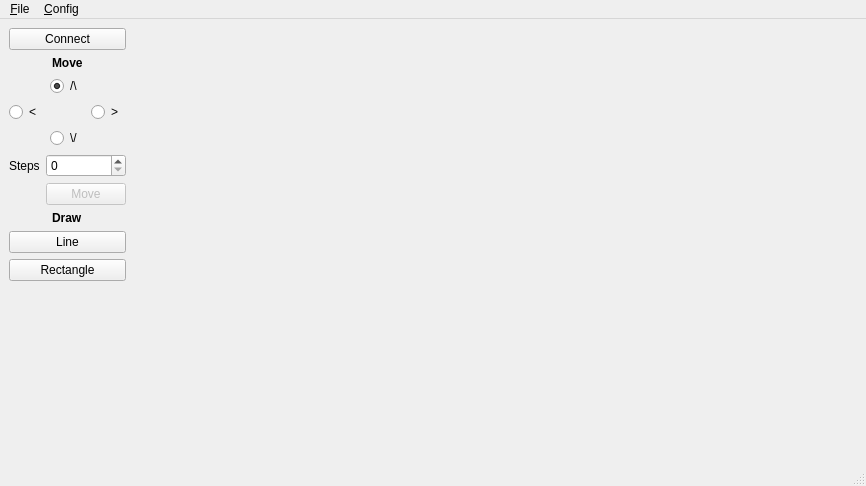
First picture: the form in src/mainwindow.ui, repository stvc/vxm-control, before the edit.
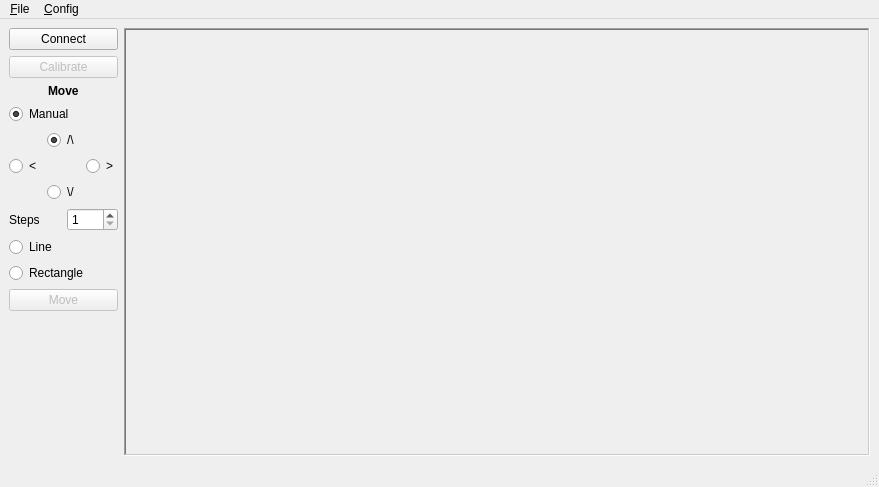
Second picture: the form after the edit.

Commit message: changed mainwindow UI so user can select type of movement

The edit to the form file:
```diff
--- a/src/mainwindow.ui
+++ b/src/mainwindow.ui
@@ -6,8 +6,8 @@
    <rect>
     <x>0</x>
     <y>0</y>
-    <width>866</width>
-    <height>486</height>
+    <width>879</width>
+    <height>487</height>
    </rect>
   </property>
   <property name="windowTitle">
@@ -30,6 +30,16 @@
         </property>
        </widget>
       </item>
+      <item>
+       <widget class="QPushButton" name="pushButton">
+        <property name="enabled">
+         <bool>false</bool>
+        </property>
+        <property name="text">
+         <string>Calibrate</string>
+        </property>
+       </widget>
+      </item>
       <item alignment="Qt::AlignHCenter">
        <widget class="QLabel" name="labelMove">
         <property name="text">
@@ -38,6 +48,21 @@
        </widget>
       </item>
       <item>
+       <widget class="QRadioButton" name="radioDrawManual">
+        <property name="text">
+         <string>Manual</string>
+        </property>
+        <property name="checked">
+         <bool>true</bool>
+        </property>
+        <attribute name="buttonGroup">
+         <string notr="true">btnGrpDrawType</string>
+        </attribute>
+       </widget>
+      </item>
+      <item>
+       <layout class="QVBoxLayout" name="manualDrawLayout">
+        <item>
        <layout class="QGridLayout" name="gridLayout">
         <item row="1" column="2">
          <widget class="QRadioButton" name="radioRight">
@@ -92,8 +117,18 @@
       </item>
       <item>
        <layout class="QGridLayout" name="gridLayout_2">
+          <item row="0" column="0">
+           <widget class="QLabel" name="labelSteps">
+            <property name="text">
+             <string>Steps</string>
+            </property>
+           </widget>
+          </item>
         <item row="0" column="1">
          <widget class="QSpinBox" name="spinBoxSteps">
+            <property name="minimum">
+             <number>1</number>
+            </property>
           <property name="maximum">
            <number>999</number>
           </property>
@@ -102,56 +137,35 @@
           </property>
          </widget>
         </item>
-        <item row="0" column="0">
-         <widget class="QLabel" name="label">
-          <property name="text">
-           <string>Steps</string>
-          </property>
-         </widget>
-        </item>
-        <item row="1" column="1">
-         <widget class="QPushButton" name="btnDoMove">
-          <property name="enabled">
-           <bool>false</bool>
-          </property>
-          <property name="text">
-           <string>Move</string>
-          </property>
-         </widget>
-        </item>
-       </layout>
-      </item>
-      <item alignment="Qt::AlignHCenter">
-       <widget class="QLabel" name="labelDraw">
-        <property name="text">
-         <string>&lt;html&gt;&lt;head/&gt;&lt;body&gt;&lt;p&gt;&lt;span style=&quot; font-weight:600;&quot;&gt;Draw&lt;/span&gt;&lt;/p&gt;&lt;/body&gt;&lt;/html&gt;</string>
-        </property>
-       </widget>
+         </layout>
+        </item>
+       </layout>
       </item>
       <item>
-       <widget class="QPushButton" name="btnDrawLine">
-        <property name="maximumSize">
-         <size>
-          <width>180</width>
-          <height>16777215</height>
-         </size>
-        </property>
+       <widget class="QRadioButton" name="radioDrawLine">
         <property name="text">
          <string>Line</string>
         </property>
        </widget>
       </item>
       <item>
-       <widget class="QPushButton" name="btnDrawRectangle">
-        <property name="maximumSize">
-         <size>
-          <width>180</width>
-          <height>16777215</height>
-         </size>
-        </property>
+       <widget class="QRadioButton" name="radioDrawRectangle">
         <property name="text">
          <string>Rectangle</string>
         </property>
+        <attribute name="buttonGroup">
+         <string notr="true">btnGrpDrawType</string>
+        </attribute>
+       </widget>
+      </item>
+      <item>
+       <widget class="QPushButton" name="btnDoMove">
+        <property name="enabled">
+         <bool>false</bool>
+        </property>
+        <property name="text">
+         <string>Move</string>
+        </property>
        </widget>
       </item>
       <item>
@@ -170,13 +184,19 @@
      </layout>
     </item>
     <item>
-     <widget class="QStackedWidget" name="stackedWidget">
-      <property name="currentIndex">
-       <number>0</number>
+     <widget class="QFrame" name="displayFrame">
+      <property name="sizePolicy">
+       <sizepolicy hsizetype="Expanding" vsizetype="Expanding">
+        <horstretch>0</horstretch>
+        <verstretch>0</verstretch>
+       </sizepolicy>
       </property>
-      <widget class="QWidget" name="page">
-       <layout class="QHBoxLayout" name="horizontalLayout_2"/>
-      </widget>
+      <property name="frameShape">
+       <enum>QFrame::WinPanel</enum>
+      </property>
+      <property name="frameShadow">
+       <enum>QFrame::Sunken</enum>
+      </property>
      </widget>
     </item>
    </layout>
@@ -186,7 +206,7 @@
     <rect>
      <x>0</x>
      <y>0</y>
-     <width>866</width>
+     <width>879</width>
      <height>28</height>
     </rect>
    </property>
```
Left out of the diff: 19 changed lines with no effect on the pictures. Lines whose indentation alone changed are shown as unchanged. The commit also changes 2 other files.
